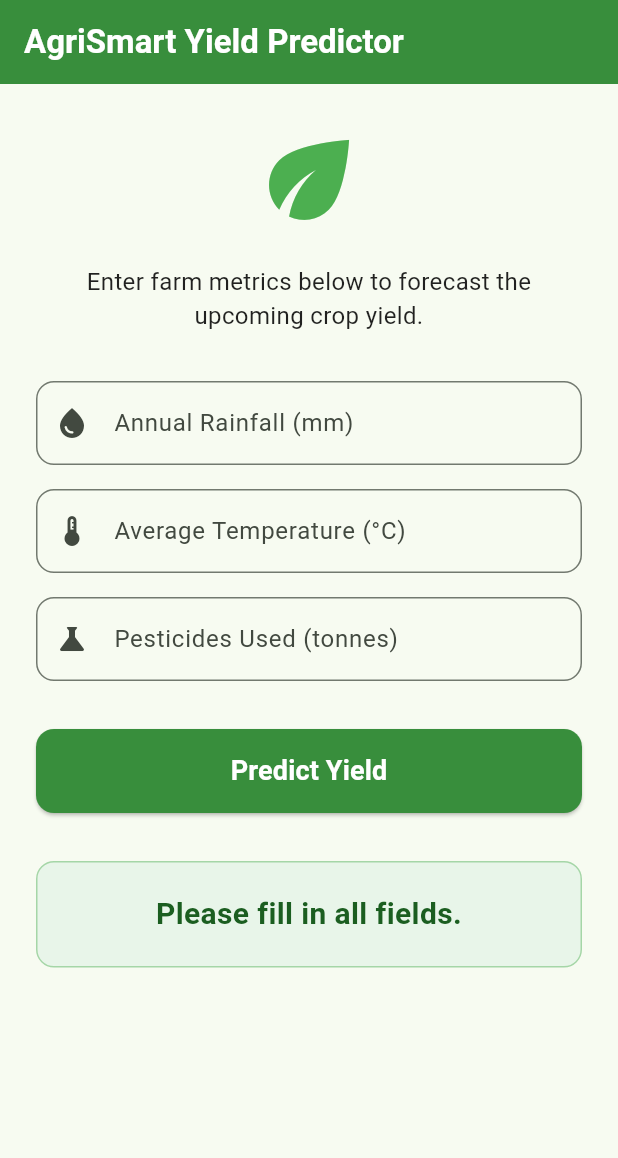
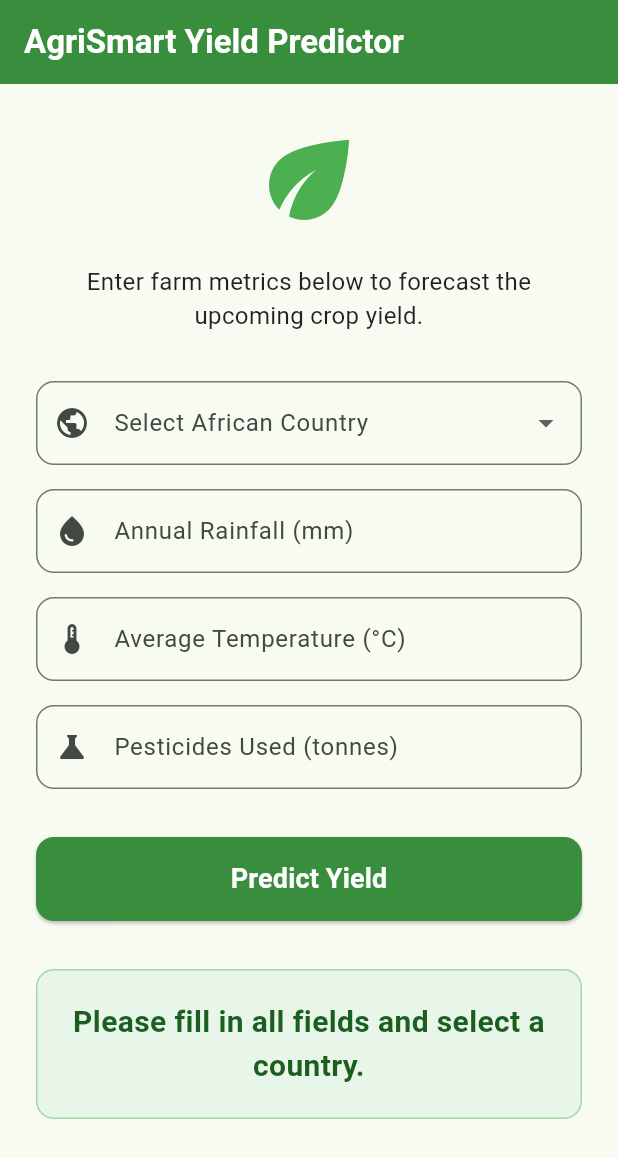
Before and after one commit to Sheila5rwa/linear_regression_model1, a Flutter app: the screen it shows after launch, after a tap on "Predict Yield", on a phone screen of 412 x 824 dp. Shown: the top 1158 px of the screen. Run offline on Flutter 3.47's test engine with Material 3 defaults, Android fonts, the phone set to English and light mode, and no system bars.

Commit message:
Add model_columns.pkl to store area and climate-related data for analysis

```diff
--- a/summative/FlutterApp/lib/main.dart
+++ b/summative/FlutterApp/lib/main.dart
@@ -31,24 +31,42 @@ class PredictionScreen extends StatefulWidget {
 }
 
 class _PredictionScreenState extends State<PredictionScreen> {
-  // Controllers for the input fields
+  // Controllers for the numeric input fields
   final TextEditingController _rainController = TextEditingController();
   final TextEditingController _tempController = TextEditingController();
   final TextEditingController _pesticideController = TextEditingController();
 
+  // Variable to store the selected country
+  String? _selectedCountry;
+
   bool _isLoading = false;
   String _resultText = '';
 
-  // Your Render API URL
+  // IMPORTANT: Make sure this matches your deployed Render URL!
   final String apiUrl = 'https://linear-regression-model1.onrender.com/predict';
 
+  // List of African countries exactly matching the Jupyter Notebook filter
+  final List<String> _africanCountries = [
+    'Algeria', 'Angola', 'Benin', 'Botswana', 'Burkina Faso', 'Burundi',
+    'Cameroon', 'Central African Republic', 'Chad', 'Comoros',
+    'Congo', 'Democratic Republic of the Congo', 'Djibouti', 'Egypt',
+    'Equatorial Guinea', 'Eritrea', 'Eswatini', 'Ethiopia', 'Gabon',
+    'Gambia', 'Ghana', 'Guinea', 'Guinea-Bissau', 'Kenya', 'Lesotho',
+    'Liberia', 'Libya', 'Madagascar', 'Malawi', 'Mali', 'Mauritania',
+    'Mauritius', 'Morocco', 'Mozambique', 'Namibia', 'Niger', 'Nigeria',
+    'Rwanda', 'Sao Tome and Principe', 'Senegal', 'Seychelles',
+    'Sierra Leone', 'Somalia', 'South Africa', 'South Sudan', 'Sudan',
+    'United Republic of Tanzania', 'Togo', 'Tunisia', 'Uganda', 'Zambia', 'Zimbabwe'
+  ];
+
   Future<void> _predictYield() async {
-    // Validate inputs
-    if (_rainController.text.isEmpty ||
+    // Validate that all fields and the dropdown are filled
+    if (_selectedCountry == null ||
+        _rainController.text.isEmpty ||
         _tempController.text.isEmpty ||
         _pesticideController.text.isEmpty) {
       setState(() {
-        _resultText = 'Please fill in all fields.';
+        _resultText = 'Please fill in all fields and select a country.';
       });
       return;
     }
@@ -59,8 +77,9 @@ class _PredictionScreenState extends State<PredictionScreen> {
     });
 
     try {
-      // Construct the exact JSON payload expected by FastAPI
+      // Construct the exact JSON payload expected by your updated FastAPI
       final Map<String, dynamic> requestData = {
+        "country": _selectedCountry,
         "average_rain_fall_mm_per_year": double.parse(_rainController.text),
         "avg_temp": double.parse(_tempController.text),
         "pesticides_tonnes": double.parse(_pesticideController.text)
@@ -77,7 +96,7 @@ class _PredictionScreenState extends State<PredictionScreen> {
         final Map<String, dynamic> responseData = jsonDecode(response.body);
         final yieldResult = responseData['predicted_yield_hg_ha'];
         setState(() {
-          _resultText = 'Predicted Yield:\n$yieldResult hg/ha';
+          _resultText = 'Predicted Yield for $_selectedCountry:\n$yieldResult hg/ha';
         });
       } else {
         // Handle validation errors or server errors
@@ -130,6 +149,28 @@ class _PredictionScreenState extends State<PredictionScreen> {
                 style: TextStyle(fontSize: 16, color: Colors.black87),
               ),
               const SizedBox(height: 32),
+
+              // NEW: Country Dropdown Input
+              DropdownButtonFormField<String>(
+                value: _selectedCountry,
+                decoration: InputDecoration(
+                  labelText: 'Select African Country',
+                  prefixIcon: const Icon(Icons.public),
+                  border: OutlineInputBorder(borderRadius: BorderRadius.circular(12)),
+                ),
+                items: _africanCountries.map((String country) {
+                  return DropdownMenuItem<String>(
+                    value: country,
+                    child: Text(country),
+                  );
+                }).toList(),
+                onChanged: (String? newValue) {
+                  setState(() {
+                    _selectedCountry = newValue;
+                  });
+                },
+              ),
+              const SizedBox(height: 16),
 
               // Rainfall Input
               TextField(
```
Also changed, not shown: 5 other files.
